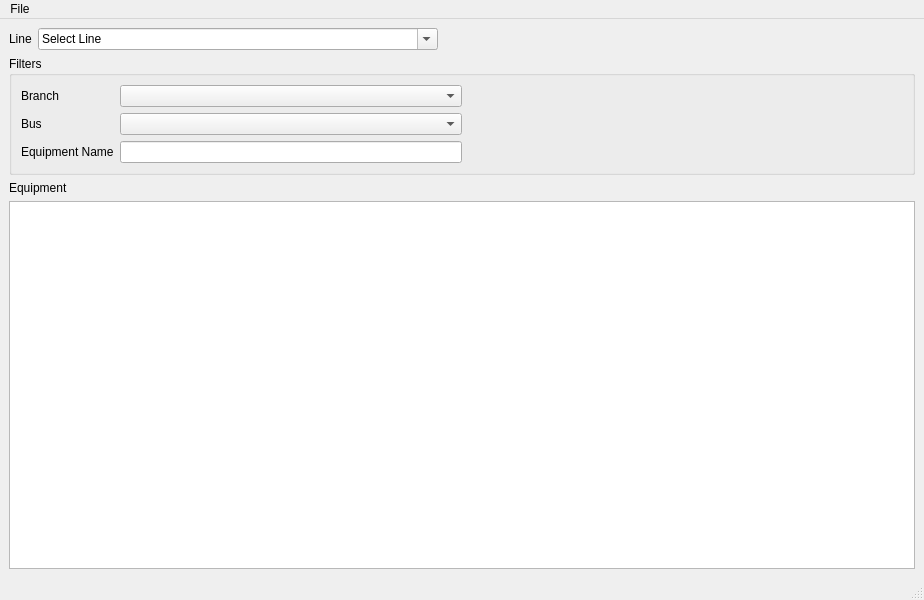
Qt form sql_example_ui.ui (bradh11/pyqt_db) before a commit.
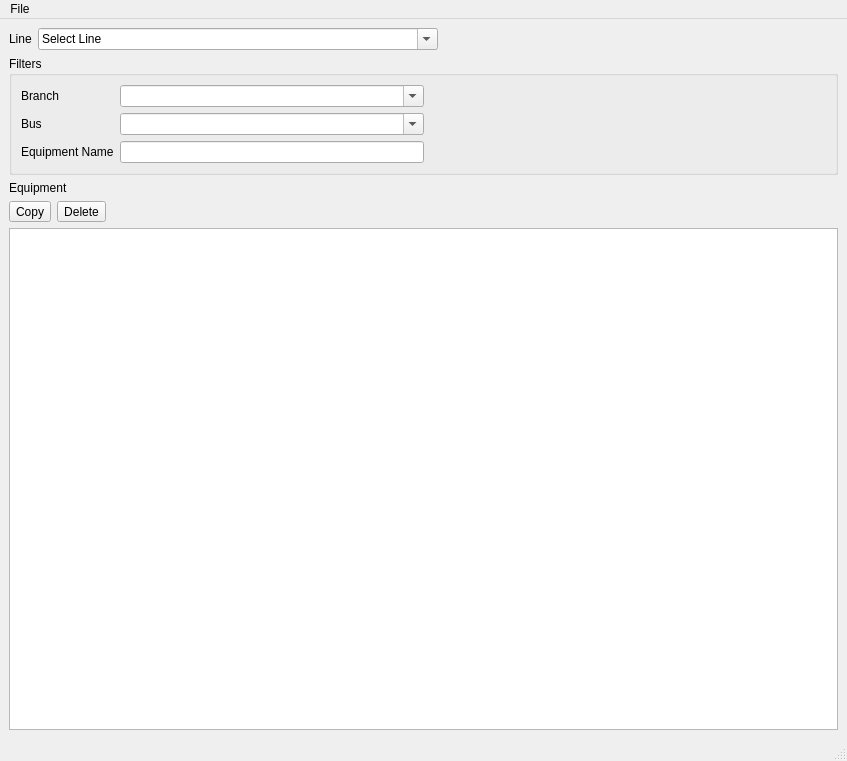
The same form after that commit.

Commit message: new example for copy/delete rows

```diff
--- a/sql_example_ui.ui
+++ b/sql_example_ui.ui
@@ -6,8 +6,8 @@
    <rect>
     <x>0</x>
     <y>0</y>
-    <width>924</width>
-    <height>600</height>
+    <width>847</width>
+    <height>761</height>
    </rect>
   </property>
   <property name="windowTitle">
@@ -76,7 +76,14 @@
             </widget>
            </item>
            <item row="0" column="1">
-            <widget class="QComboBox" name="filterBranch"/>
+            <widget class="QComboBox" name="filterBranch">
+             <property name="enabled">
+              <bool>true</bool>
+             </property>
+             <property name="editable">
+              <bool>true</bool>
+             </property>
+            </widget>
            </item>
            <item row="1" column="0">
             <widget class="QLabel" name="label_3">
@@ -86,7 +93,14 @@
             </widget>
            </item>
            <item row="1" column="1">
-            <widget class="QComboBox" name="filterBus"/>
+            <widget class="QComboBox" name="filterBus">
+             <property name="editable">
+              <bool>true</bool>
+             </property>
+             <property name="insertPolicy">
+              <enum>QComboBox::NoInsert</enum>
+             </property>
+            </widget>
            </item>
            <item row="2" column="0">
             <widget class="QLabel" name="label">
@@ -128,7 +142,48 @@
      </widget>
     </item>
     <item>
-     <widget class="QTableView" name="tableView"/>
+     <layout class="QHBoxLayout" name="horizontalLayout">
+      <item>
+       <widget class="QToolButton" name="copyButton">
+        <property name="text">
+         <string>Copy</string>
+        </property>
+       </widget>
+      </item>
+      <item>
+       <widget class="QToolButton" name="deleteButton">
+        <property name="text">
+         <string>Delete</string>
+        </property>
+       </widget>
+      </item>
+      <item>
+       <spacer name="horizontalSpacer_3">
+        <property name="orientation">
+         <enum>Qt::Horizontal</enum>
+        </property>
+        <property name="sizeHint" stdset="0">
+         <size>
+          <width>40</width>
+          <height>20</height>
+         </size>
+        </property>
+       </spacer>
+      </item>
+     </layout>
+    </item>
+    <item>
+     <widget class="QTableView" name="tableView">
+      <property name="selectionMode">
+       <enum>QAbstractItemView::SingleSelection</enum>
+      </property>
+      <property name="selectionBehavior">
+       <enum>QAbstractItemView::SelectRows</enum>
+      </property>
+      <property name="sortingEnabled">
+       <bool>true</bool>
+      </property>
+     </widget>
     </item>
    </layout>
    <zorder>tableView</zorder>
@@ -143,7 +198,7 @@
     <rect>
      <x>0</x>
      <y>0</y>
-     <width>924</width>
+     <width>847</width>
      <height>21</height>
     </rect>
    </property>
```
Left out of the diff: 6 changed lines with no effect on the pictures. The commit also changes 5 other files.
